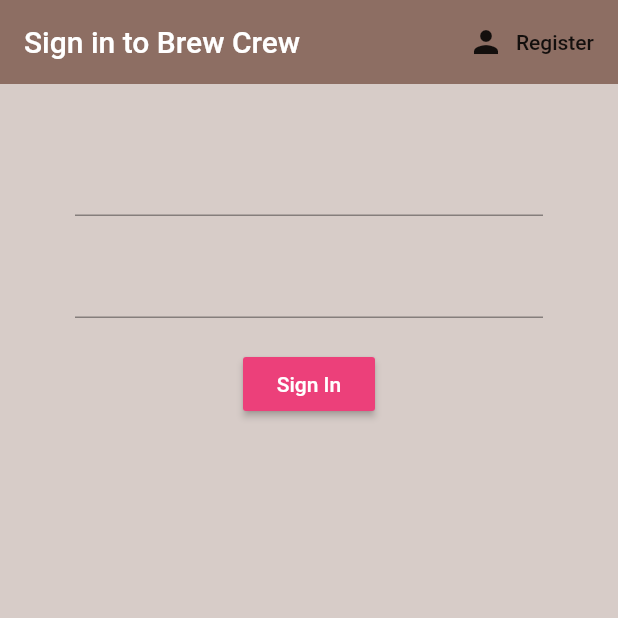
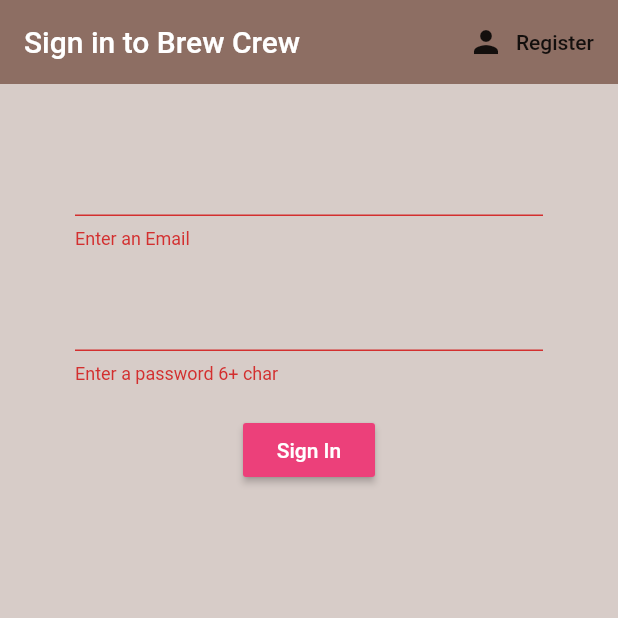
Before and after one commit to grtvishnu/Brown, a Flutter app: the screen it shows after launch, after a tap on "Sign In", on a phone screen of 412 x 824 dp, the top half of it. Run offline on Flutter 3.47's test engine with Material 2 defaults, Android fonts, the phone set to English and light mode, and no system bars; our stand-ins replace firebase_auth; accounts and stored records are empty.

Commit message:
Sign InSignout and Register Finished

```diff
--- a/lib/screens/authenticate/sign_in.dart
+++ b/lib/screens/authenticate/sign_in.dart
@@ -12,10 +12,12 @@ class SignIn extends StatefulWidget {
 class _SignInState extends State<SignIn> {
 
   final AuthService _auth = AuthService();
+  final _formKey = GlobalKey<FormState>();
 
   //text field state
   String email= '';
   String password= '';
+  String error = '';
   @override
   Widget build(BuildContext context) {
     return Scaffold(
@@ -33,10 +35,12 @@ class _SignInState extends State<SignIn> {
       body: Container(
         padding: EdgeInsets.symmetric(vertical: 20, horizontal: 50),
         child: Form(
+          key: _formKey,
           child: Column(
             children: [
               SizedBox(height: 20),
               TextFormField(
+                validator: (val)=> val.isEmpty ? 'Enter an Email' : null,
                 onChanged: (val) {
                   setState(() => email = val);
 
@@ -45,6 +49,7 @@ class _SignInState extends State<SignIn> {
               SizedBox(height: 20),
             TextFormField(
               obscureText: true,
+              validator: (val)=> val.length < 6 ? 'Enter a password 6+ char' : null,
               onChanged: (val){
                 setState(() => password = val);
 
@@ -52,15 +57,24 @@ class _SignInState extends State<SignIn> {
             ),
               SizedBox(height: 20),
               RaisedButton(onPressed: () async {
-                print(email);
-                print(password);
+                if(_formKey.currentState.validate()){
+                  dynamic result = await _auth.signInWithEmailAndPassword(email, password);
+                  if(result == null){
+                    setState(() => error = 'Incorrect Credentials');
+                  }
+                }
               },
               color: Colors.pink[400],
                 child: Text(
                   "Sign In",
                   style: TextStyle(color: Colors.white),
                 ),
-              )
+              ),
+              SizedBox(height: 12,),
+              Text(error, style: TextStyle(
+                  color: Colors.red,
+                  fontSize: 14
+              ),)
             ],
           ),
         ),
--- a/lib/services/auth.dart
+++ b/lib/services/auth.dart
@@ -28,9 +28,17 @@ Future signInAnon() async{
 
   }
 }
-
   //sign in with email and password
-
+  Future signInWithEmailAndPassword(String email, String password) async {
+    try{
+      AuthResult result = await _auth.signInWithEmailAndPassword(email: email, password: password);
+      FirebaseUser user = result.user;
+      return _userFromFirebaseUser(user);
+    }catch(e){
+      print(e.toString());
+      return null;
+    }
+  }
   //register with email and password
   Future registerWithEmailAndPassword(String email, String password) async {
     try{
```
